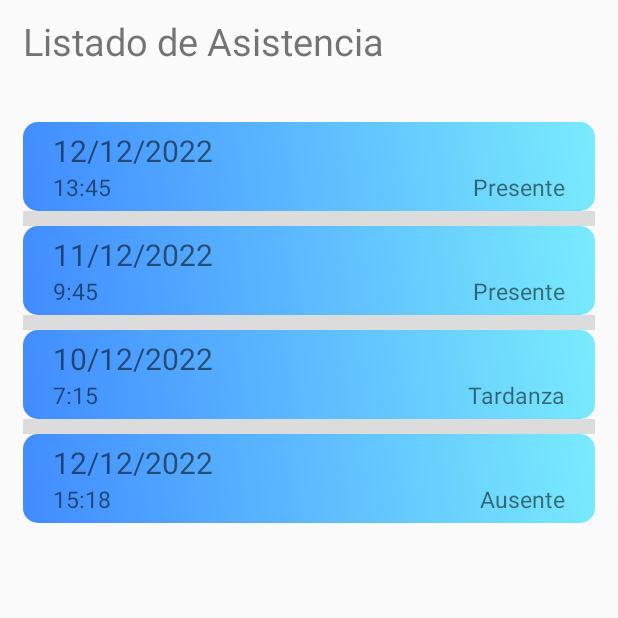
After one commit to ericMaxon/HCP_PF, an Android app: the AsistenciasListActivity screen opened directly, with no data from a screen before it, on a phone screen of 412 x 824 dp, the top half of it. The commit adds this screen. Run offline under Robolectric (Android 15) with nearby library versions, the phone set to English and light mode, and no system bars.

Commit message:
Implementado todo el listado de groups y asistencias

```diff
--- a/app/build.gradle
+++ b/app/build.gradle
@@ -35,6 +35,7 @@ dependencies {
     implementation 'com.squareup.retrofit2:retrofit:2.7.2'
     implementation 'com.squareup.retrofit2:converter-gson:2.7.2'
     implementation 'com.squareup.okhttp3:logging-interceptor:3.9.1'
+    implementation('de.hdodenhof:circleimageview:3.0.0')
     testImplementation 'junit:junit:4.13.2'
     androidTestImplementation 'androidx.test.ext:junit:1.1.4'
     androidTestImplementation 'androidx.test.espresso:espresso-core:3.5.0'
--- /dev/null
+++ b/app/src/main/java/com/example/pf_hpa4/ListViewTemplates/Asistencias.java
@@ -0,0 +1,44 @@
+package com.example.pf_hpa4.ListViewTemplates;
+
+public class Asistencias {
+
+    private int id;
+    private String fecha;
+    private String hora;
+    private int estudiante_id;
+    private int grupo_asignatura_id;
+    private int estado_asistencia_id;
+
+
+    public Asistencias(int id_ , String fecha_, String hora_, int estudiante_id_, int grupo_asignatura_id_, int estado_asistencia_id_){
+        id = id_;
+        fecha = fecha_;
+        hora = hora_;
+        estudiante_id = estudiante_id_;
+        grupo_asignatura_id = grupo_asignatura_id_;
+        estado_asistencia_id = estado_asistencia_id_;
+    }
+
+    public int getId(){
+        return id;
+    }
+
+    public String getFecha(){
+        return fecha;
+    }
+
+    public String getHora() {
+        return hora;
+    }
+
+    public int getEstudiante_id() {
+        return estudiante_id;
+    }
+
+    public int getGrupo_id() {return grupo_asignatura_id;}
+
+    public int getEstado_Asistencia() {
+        return estado_asistencia_id;
+    }
+
+}
--- /dev/null
+++ b/app/src/main/java/com/example/pf_hpa4/ListViewTemplates/ListViewAdapter_Asistencias.java
@@ -0,0 +1,51 @@
+package com.example.pf_hpa4.ListViewTemplates;
+
+import android.content.Context;
+import android.view.LayoutInflater;
+import android.view.View;
+import android.view.ViewGroup;
+import android.widget.ArrayAdapter;
+import android.widget.TextView;
+
+import com.example.pf_hpa4.R;
+
+import java.util.ArrayList;
+import java.util.List;
+
+public class ListViewAdapter_Asistencias extends ArrayAdapter<Asistencias> {
+    private List<Asistencias> opciones = new ArrayList<>();
+
+    public ListViewAdapter_Asistencias(Context context, List<Asistencias> datos) {
+        super(context, R.layout.activity_asistencias_list, datos);
+
+        opciones = datos;
+    }
+
+    public View getView(int position, View convertView, ViewGroup parent) {
+        LayoutInflater inflater = LayoutInflater.from(getContext());
+        View item = inflater.inflate(R.layout.layout_listview_content, null);
+
+        TextView lblTitulo = (TextView) item.findViewById(R.id.txt_listviewContent_titulo);
+        lblTitulo.setText(opciones.get(position).getFecha());
+
+        TextView lblSubtitulo = (TextView) item.findViewById(R.id.txt_listviewContent_subTitulo);
+        lblSubtitulo.setText(opciones.get(position).getHora());
+
+        TextView lblRightSubTitulo = (TextView) item.findViewById(R.id.txt_listviewContent_rigthSubTitulo);
+
+        if (opciones.get(position).getEstado_Asistencia() == 1){
+            lblRightSubTitulo.setText("Presente");
+        }
+        else if (opciones.get(position).getEstado_Asistencia() == 2){
+            lblRightSubTitulo.setText("Tardanza");
+        }
+        else if (opciones.get(position).getEstado_Asistencia() == 3){
+            lblRightSubTitulo.setText("Ausente");
+        }
+        else if (opciones.get(position).getEstado_Asistencia() == 4){
+            lblRightSubTitulo.setText("Ausente con excusa");
+        }
+
+        return (item);
+    }
+}
--- /dev/null
+++ b/app/src/main/java/com/example/pf_hpa4/activities/AsistenciasListActivity.java
@@ -0,0 +1,84 @@
+package com.example.pf_hpa4.activities;
+
+import androidx.appcompat.app.AppCompatActivity;
+
+import android.content.Context;
+import android.content.Intent;
+import android.content.SharedPreferences;
+import android.os.Bundle;
+import android.view.View;
+import android.widget.AdapterView;
+import android.widget.ListView;
+import android.widget.TextView;
+
+import com.example.pf_hpa4.ListViewTemplates.Asistencias;
+import com.example.pf_hpa4.ListViewTemplates.Grupos;
+import com.example.pf_hpa4.ListViewTemplates.ListViewAdapter_Asistencias;
+import com.example.pf_hpa4.R;
+import com.example.pf_hpa4.constants.SPreferencesKeys;
+
+import java.util.ArrayList;
+import java.util.List;
+
+
+public class AsistenciasListActivity extends AppCompatActivity {
+
+    ListView Listado_Asistencias;
+    String idGrupo, idUser, Asignatura;
+    TextView txtAsignatura;
+
+    @Override
+    protected void onCreate(Bundle savedInstanceState) {
+        super.onCreate(savedInstanceState);
+        setContentView(R.layout.activity_asistencias_list);
+
+        Intent i = getIntent();
+        if (i != null){
+            RecibirDatos(i);
+        }
+
+        Inicializar_controles();
+    }
+
+    private void Inicializar_controles(){
+
+        Listado_Asistencias = (ListView)findViewById(R.id.asistencia_lvGrupos);
+        txtAsignatura = (TextView)findViewById(R.id.txt_asistencia_subtitulo);
+        txtAsignatura.setText(Asignatura);
+        LoadListView_Asistencias();
+    }
+
+    private void RecibirDatos(Intent i) {
+        idUser = (i.getStringExtra("estudiante"));
+        idGrupo = (i.getStringExtra("grupo"));
+        Asignatura = (i.getStringExtra("asignatura"));
+    }
+
+    ////////////// Cargar ListView con las Asistencias
+
+    private void LoadListView_Asistencias()
+    {
+
+        List<Asistencias> opciones = this.GetElementsToListView_Asistencias();
+
+        ListViewAdapter_Asistencias adapter = new ListViewAdapter_Asistencias(this, opciones);
+
+        Listado_Asistencias.setAdapter(adapter);
+    }
+
+    private List<Asistencias> GetElementsToListView_Asistencias()
+    {
+        List<Asistencias> opciones = new ArrayList<Asistencias>();
+
+        ///////////Aqui se consulta el retrofit estudiante/asistencia/{idGrupo}/{idUser} y se envian los resultados al listview
+
+        opciones.add(new Asistencias(1,  "12/12/2022", "13:45", 1, 2, 1));
+        opciones.add(new Asistencias(2,  "11/12/2022", "9:45", 1, 2, 1));
+        opciones.add(new Asistencias(3,  "10/12/2022", "7:15", 1, 2, 2));
+        opciones.add(new Asistencias(4,  "12/12/2022", "15:18", 1, 2, 3));
+
+        return  opciones;
+
+    }
+
+}
--- a/app/src/main/java/com/example/pf_hpa4/constants/ApiConstants.java
+++ b/app/src/main/java/com/example/pf_hpa4/constants/ApiConstants.java
@@ -16,7 +16,7 @@ public class ApiConstants {
     }
     public static class Roles {
         public static Integer admin = 1;
-        public static Integer teacher = 2;
-        public static Integer student = 3;
+        public static Integer profesor = 2;
+        public static Integer estudiante = 3;
     }
 }
--- a/app/src/main/java/com/example/pf_hpa4/constants/SPreferencesKeys.java
+++ b/app/src/main/java/com/example/pf_hpa4/constants/SPreferencesKeys.java
@@ -1,5 +1,5 @@
 package com.example.pf_hpa4.constants;
 
 public class SPreferencesKeys {
-    public static String teacher = "teacher";
+    public static String usuario = "user";
 }
--- a/app/src/main/res/layout/activity_group_list.xml
+++ b/app/src/main/res/layout/activity_asistencias_list.xml
@@ -7,41 +7,41 @@
     tools:context=".activities.EstudiantesActivity">
 
     <RelativeLayout
-        android:id="@+id/rl_group_titular"
+        android:id="@+id/rl_asistencia_titular"
         android:layout_width="match_parent"
         android:layout_height="wrap_content"
         android:layout_marginBottom="15dp">
 
         <TextView
-            android:id="@+id/txt_group_titulo"
+            android:id="@+id/txt_asistencia_titulo"
             android:layout_width="match_parent"
             android:layout_height="wrap_content"
             android:layout_marginHorizontal="15dp"
             android:layout_marginTop="10dp"
-            android:text="Listado de grupos"
+            android:text="Listado de Asistencia"
             android:textSize="25dp"></TextView>
 
         <TextView
-            android:id="@+id/txt_group_subtitulo"
+            android:id="@+id/txt_asistencia_subtitulo"
             android:layout_width="match_parent"
             android:layout_height="wrap_content"
-            android:layout_below="@+id/txt_group_titulo"
+            android:layout_below="@+id/txt_asistencia_titulo"
             android:layout_marginHorizontal="15dp"
-            android:text="En esta zona podras ver tus grupos"
+            android:text="Materia"
             android:textSize="15dp"></TextView>
 
     </RelativeLayout>
 
     <RelativeLayout
-        android:id="@+id/rl_group_contenido"
+        android:id="@+id/rl_asistencia_contenido"
         android:layout_width="match_parent"
         android:layout_height="match_parent"
         android:layout_marginBottom="20dp"
-        android:layout_below="@+id/rl_group_titular">
+        android:layout_below="@+id/rl_asistencia_titular">
 
 
         <ListView
-            android:id="@+id/group_lvGrupos"
+            android:id="@+id/asistencia_lvGrupos"
             android:layout_width="match_parent"
             android:layout_height="wrap_content"
             android:layout_marginHorizontal="15dp"
--- a/app/src/main/res/layout/layout_asignaciones.xml
+++ b/app/src/main/res/layout/layout_listview_content.xml
@@ -6,7 +6,7 @@
 
 
     <TextView
-        android:id="@+id/txt_asignaciones_asignatura"
+        android:id="@+id/txt_listviewContent_titulo"
         android:layout_width="match_parent"
         android:layout_height="wrap_content"
         android:layout_marginHorizontal="20dp"
@@ -15,20 +15,20 @@
         android:textSize="20dp"></TextView>
 
     <TextView
-        android:id="@+id/txt_asignaciones_grupo"
+        android:id="@+id/txt_listviewContent_subTitulo"
         android:layout_width="wrap_content"
         android:layout_height="wrap_content"
-        android:layout_below="@+id/txt_asignaciones_asignatura"
+        android:layout_below="@+id/txt_listviewContent_titulo"
         android:layout_marginHorizontal="20dp"
         android:layout_marginBottom="5dp"
         android:text="Grupo"
         android:textSize="15dp"></TextView>
 
     <TextView
-        android:id="@+id/txt_asignaciones_semestre"
+        android:id="@+id/txt_listviewContent_rigthSubTitulo"
         android:layout_width="wrap_content"
         android:layout_height="wrap_content"
-        android:layout_below="@+id/txt_asignaciones_asignatura"
+        android:layout_below="@+id/txt_listviewContent_titulo"
         android:layout_alignParentRight="true"
         android:layout_marginHorizontal="20dp"
         android:layout_marginBottom="5dp"
--- a/app/src/main/res/values/colors.xml
+++ b/app/src/main/res/values/colors.xml
@@ -8,6 +8,7 @@
     <color name="whiteTextColor">#fff</color>
     <color name="primaryTextColor">#fff</color>
     <color name="loginBkColor">#f0f0f0</color>
+    <color name="imageBorderColor">#212F3D</color>
 
     <!--colros for card-->
     <color name="whiteCardColor">#fff</color>
```
Also changed, not shown: app/src/main/AndroidManifest.xml (+8 -5 lines), app/src/main/java/com/example/pf_hpa4/ListViewTemplates/ListViewAdapter_Grupos.java (+8 -10 lines), app/src/main/java/com/example/pf_hpa4/MainActivity.java (+17 -18 lines), app/src/main/java/com/example/pf_hpa4/activities/GroupListActivity.java (deleted, +0 -101 lines), app/src/main/java/com/example/pf_hpa4/activities/GruposListActivity.java (added, +126 -0 lines), app/src/main/res/drawable/ic_more.xml (added, +11 -0 lines), app/src/main/res/layout/activity_grupos_list.xml (added, +57 -0 lines), app/src/main/res/layout/layout_perfil_usuario.xml (added, +49 -0 lines), app/src/main/res/drawable/user_dp.png (added).
